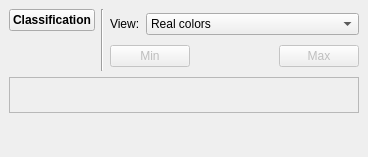
The window that Polyhedron/demo/Polyhedron/Plugins/Classification/Classification_widget.ui (CGAL/cgal) describes before a commit, drawn with Qt 5.
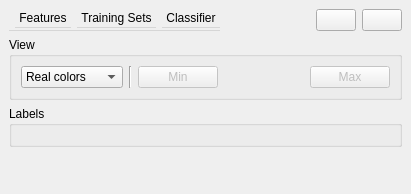
The same window after the commit. Icons and pictures are not drawn.

Commit message: Improve plugin with a menu bar and a better way to select classifier

Patch:
```diff
--- a/Polyhedron/demo/Polyhedron/Plugins/Classification/Classification_widget.ui
+++ b/Polyhedron/demo/Polyhedron/Plugins/Classification/Classification_widget.ui
@@ -6,8 +6,8 @@
    <rect>
     <x>0</x>
     <y>0</y>
-    <width>368</width>
-    <height>157</height>
+    <width>411</width>
+    <height>194</height>
    </rect>
   </property>
   <property name="sizePolicy">
@@ -20,63 +20,74 @@
    <string>Classification</string>
   </property>
   <widget class="QWidget" name="dockWidgetContents">
-   <layout class="QVBoxLayout" name="verticalLayout_4">
-    <item>
-     <layout class="QHBoxLayout" name="horizontalLayout_4">
-      <item>
-       <layout class="QVBoxLayout" name="verticalLayout_3">
-        <item>
-         <widget class="QPushButton" name="menu">
-          <property name="font">
-           <font>
-            <weight>75</weight>
-            <bold>true</bold>
-           </font>
-          </property>
-          <property name="text">
-           <string>Classification</string>
-          </property>
-         </widget>
-        </item>
-        <item>
-         <spacer name="verticalSpacer_2">
-          <property name="orientation">
-           <enum>Qt::Vertical</enum>
-          </property>
-          <property name="sizeHint" stdset="0">
-           <size>
-            <width>20</width>
-            <height>40</height>
-           </size>
-          </property>
-         </spacer>
-        </item>
-       </layout>
-      </item>
-      <item>
-       <widget class="Line" name="line">
-        <property name="orientation">
-         <enum>Qt::Vertical</enum>
-        </property>
-       </widget>
-      </item>
-      <item>
        <layout class="QVBoxLayout" name="verticalLayout_2">
         <item>
-         <layout class="QHBoxLayout" name="horizontalLayout_2">
+     <layout class="QHBoxLayout" name="horizontalLayout">
           <item>
-           <widget class="QLabel" name="label">
-            <property name="sizePolicy">
-             <sizepolicy hsizetype="Maximum" vsizetype="Preferred">
-              <horstretch>0</horstretch>
-              <verstretch>0</verstretch>
-             </sizepolicy>
-            </property>
+       <widget class="QMenuBar" name="menubar">
+        <widget class="QMenu" name="features_menu">
+         <property name="title">
+          <string>Features</string>
+         </property>
+        </widget>
+        <widget class="QMenu" name="training_menu">
+         <property name="title">
+          <string>Training Sets</string>
+         </property>
+        </widget>
+        <widget class="QMenu" name="classifier_menu">
+         <property name="title">
+          <string>Classifier</string>
+         </property>
+        </widget>
+        <addaction name="features_menu"/>
+        <addaction name="training_menu"/>
+        <addaction name="classifier_menu"/>
+       </widget>
+      </item>
+      <item>
+       <spacer name="horizontalSpacer_2">
+        <property name="orientation">
+         <enum>Qt::Horizontal</enum>
+        </property>
+        <property name="sizeHint" stdset="0">
+         <size>
+          <width>40</width>
+          <height>20</height>
+         </size>
+        </property>
+       </spacer>
+      </item>
+      <item>
+       <widget class="QPushButton" name="help">
             <property name="text">
-             <string>View:</string>
-            </property>
-           </widget>
-          </item>
+         <string/>
+        </property>
+        <property name="icon">
+         <iconset resource="../../Polyhedron_3.qrc">
+          <normaloff>:/cgal/icons/resources/help_button.png</normaloff>:/cgal/icons/resources/help_button.png</iconset>
+        </property>
+       </widget>
+      </item>
+      <item>
+       <widget class="QPushButton" name="close">
+        <property name="text">
+         <string/>
+        </property>
+        <property name="icon">
+         <iconset resource="../../Polyhedron_3.qrc">
+          <normaloff>:/cgal/icons/check-off.png</normaloff>:/cgal/icons/check-off.png</iconset>
+        </property>
+       </widget>
+      </item>
+     </layout>
+    </item>
+    <item>
+     <widget class="QGroupBox" name="groupBox">
+      <property name="title">
+       <string>View</string>
+      </property>
+      <layout class="QHBoxLayout" name="horizontalLayout_3">
           <item>
            <widget class="QComboBox" name="display">
             <property name="currentIndex">
@@ -99,10 +110,13 @@
             </item>
            </widget>
           </item>
-         </layout>
-        </item>
         <item>
-         <layout class="QHBoxLayout" name="horizontalLayout">
+        <widget class="Line" name="line_3">
+         <property name="orientation">
+          <enum>Qt::Vertical</enum>
+         </property>
+        </widget>
+       </item>
           <item>
            <widget class="QPushButton" name="minDisplay">
             <property name="enabled">
@@ -123,7 +137,7 @@
             </property>
             <property name="sizeHint" stdset="0">
              <size>
-              <width>40</width>
+           <width>65</width>
               <height>20</height>
              </size>
             </property>
@@ -140,24 +154,18 @@
            </widget>
           </item>
          </layout>
-        </item>
-       </layout>
-      </item>
-     </layout>
+     </widget>
     </item>
     <item>
-     <widget class="QFrame" name="frame">
+     <widget class="QGroupBox" name="frame">
       <property name="sizePolicy">
        <sizepolicy hsizetype="Expanding" vsizetype="Expanding">
         <horstretch>0</horstretch>
         <verstretch>0</verstretch>
        </sizepolicy>
       </property>
-      <property name="frameShape">
-       <enum>QFrame::StyledPanel</enum>
-      </property>
-      <property name="frameShadow">
-       <enum>QFrame::Raised</enum>
+      <property name="title">
+       <string>Labels</string>
       </property>
       <layout class="QVBoxLayout" name="verticalLayout">
        <item>
```
Left out of the diff: 4 changed lines with no effect on the pictures. Lines whose indentation alone changed are shown as unchanged. The commit also changes 1 other file.
